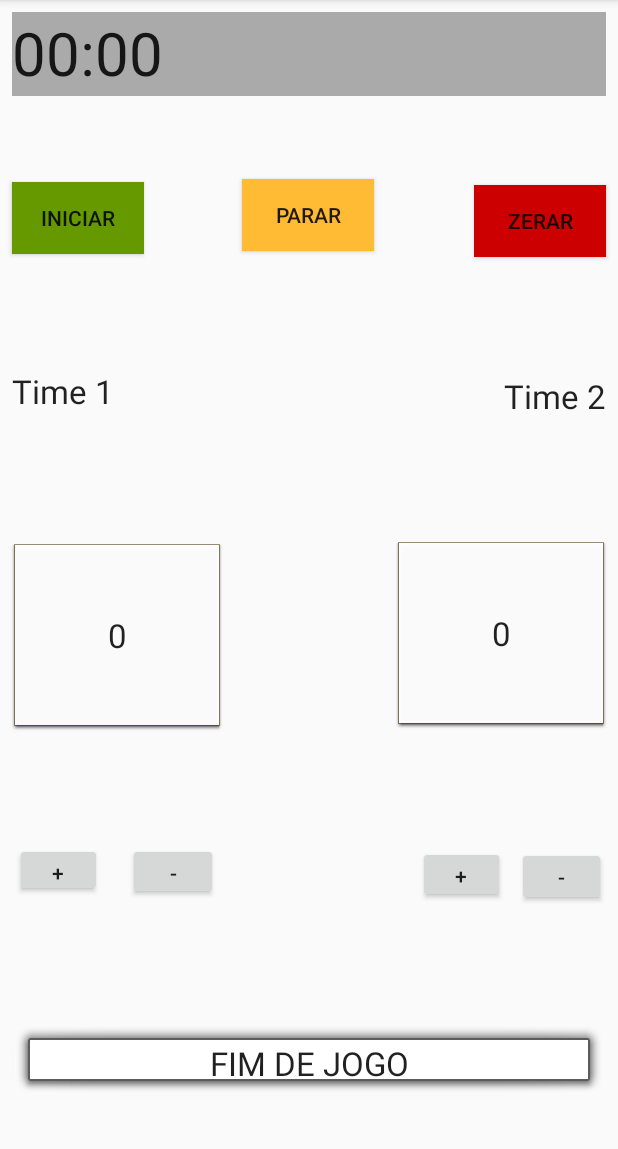
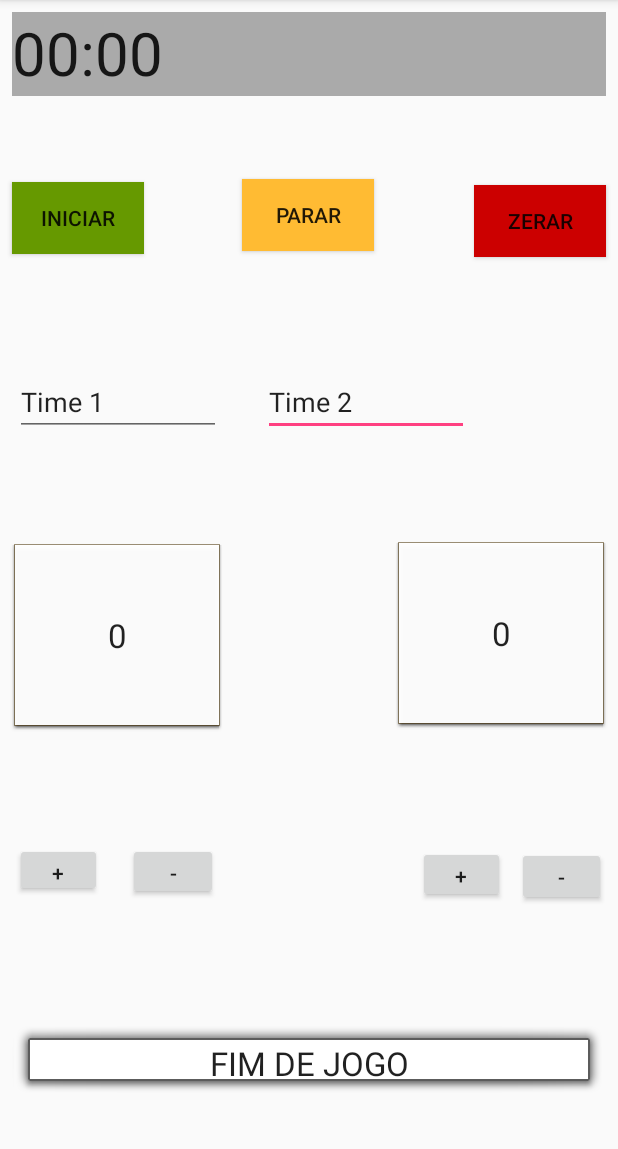
Before and after one commit to wagnermachado/MeuFut-LP2, an Android app: the Cronometro screen opened directly, with no data from a screen before it, on a phone screen of 412 x 824 dp, the part 84-1233 px from its top. Run offline under Robolectric (Android 15) with nearby library versions, the phone set to English and light mode, and no system bars.

Commit message:
Nome de time ok

```diff
--- a/app/src/main/java/com/example/alunos/meufut/CriaBanco.java
+++ b/app/src/main/java/com/example/alunos/meufut/CriaBanco.java
@@ -14,6 +14,9 @@ public class CriaBanco extends SQLiteOpenHelper {
     public static final String TABELA_PARTIDA = "PARTIDA";
     public static final String _IDPARTIDA = "_id";
     public static final String PLACAR = "placar";
+    public static final String NOMETIME1 = "nometime1";
+    public static final String NOMETIME2 = "nometime2";
+
     public static final String TIME1 = "time1";
     public static final String TIME2 = "time2";
 
@@ -25,6 +28,8 @@ public class CriaBanco extends SQLiteOpenHelper {
         String sql = "CREATE TABLE " + TABELA_PARTIDA + " ( "
                         + _IDPARTIDA + " integer primary key autoincrement, "
                         + PLACAR + " text, "
+                        + NOMETIME1 + " text, "
+                        + NOMETIME2 + " text, "
                         + TIME1 + " text, "
                         + TIME2 + " text, "
                         + DATA + " text ) ";
--- a/app/src/main/java/com/example/alunos/meufut/Cronometro.java
+++ b/app/src/main/java/com/example/alunos/meufut/Cronometro.java
@@ -7,6 +7,7 @@ import android.support.v7.app.AppCompatActivity;
 import android.view.View;
 import android.widget.Button;
 import android.widget.Chronometer;
+import android.widget.EditText;
 
 ;import java.util.ArrayList;
 
@@ -27,6 +28,7 @@ public class Cronometro extends AppCompatActivity{
     Button pla2;
     Button fim;
     Intent it;
+    EditText nomeTime1, nomeTime2;
 
     int gols1;
     int gols2;
@@ -61,6 +63,10 @@ public class Cronometro extends AppCompatActivity{
         pla1 = (Button) findViewById(R.id.plaTime1);
         pla2 = (Button) findViewById(R.id.plaTime2);
         fim = (Button) findViewById(R.id.btnFim);
+        nomeTime1 = (EditText) findViewById(R.id.insTime1);
+        nomeTime2 = (EditText) findViewById(R.id.insTime2);
+        nomeTime1.setText("Time 1");
+        nomeTime2.setText("Time 2");
 
         relogio.setBase(SystemClock.elapsedRealtime()); relogio.stop(); lastPause = SystemClock.elapsedRealtime();
 
@@ -125,8 +131,10 @@ public class Cronometro extends AppCompatActivity{
 
         fim.setOnClickListener(new Button.OnClickListener() {
             public void onClick(View v) {
-                it.putParcelableArrayListExtra("time1", time1);
-                it.putParcelableArrayListExtra("time2", time2);
+                it.putExtra("nome1", nomeTime1.getText().toString());
+                it.putExtra("nome2", nomeTime2.getText().toString());
+                it.putExtra("time1", time1);
+                it.putExtra("time2", time2);
                 it.putExtra("gols1", gols1);
                 it.putExtra("gols2", gols2);
                 startActivity(it);
--- a/app/src/main/res/layout/activity_cronometro.xml
+++ b/app/src/main/res/layout/activity_cronometro.xml
@@ -177,25 +177,6 @@
         app:layout_constraintLeft_toLeftOf="parent"
         app:layout_constraintHorizontal_bias="0.181" />
 
-    <TextView
-        android:id="@+id/txtTime1"
-        android:layout_width="wrap_content"
-        android:layout_height="wrap_content"
-        android:layout_marginEnd="169dp"
-        android:text="Time 1"
-        android:textAppearance="@style/TextAppearance.AppCompat.Large"
-        android:layout_marginStart="8dp"
-        app:layout_constraintRight_toLeftOf="@+id/txtTime2"
-        android:layout_marginRight="8dp"
-        android:layout_marginLeft="8dp"
-        app:layout_constraintLeft_toLeftOf="parent"
-        app:layout_constraintTop_toTopOf="parent"
-        android:layout_marginTop="8dp"
-        app:layout_constraintBottom_toBottomOf="parent"
-        android:layout_marginBottom="8dp"
-        app:layout_constraintHorizontal_bias="0.0"
-        app:layout_constraintVertical_bias="0.329" />
-
     <Button
         android:id="@+id/btnFim"
         android:layout_width="0dp"
@@ -214,27 +195,6 @@
         app:layout_constraintTop_toTopOf="parent"
         app:layout_constraintVertical_bias="0.953" />
 
-    <TextView
-        android:id="@+id/txtTime2"
-        android:layout_width="wrap_content"
-        android:layout_height="wrap_content"
-        android:layout_column="28"
-        android:layout_marginBottom="8dp"
-        android:layout_marginEnd="8dp"
-        android:layout_marginLeft="8dp"
-        android:layout_marginRight="8dp"
-        android:layout_marginStart="8dp"
-        android:layout_marginTop="8dp"
-        android:layout_row="0"
-        android:text="Time 2"
-        android:textAppearance="@style/TextAppearance.AppCompat.Large"
-        app:layout_constraintBottom_toBottomOf="parent"
-        app:layout_constraintHorizontal_bias="1.0"
-        app:layout_constraintLeft_toLeftOf="parent"
-        app:layout_constraintRight_toRightOf="parent"
-        app:layout_constraintTop_toTopOf="@+id/btnBlank"
-        app:layout_constraintVertical_bias="0.197" />
-
     <Button
         android:id="@+id/btnCancela2"
         android:layout_width="59dp"
@@ -249,4 +209,38 @@
         android:layout_marginBottom="8dp"
         app:layout_constraintVertical_bias="0.781" />
 
+    <EditText
+        android:id="@+id/insTime2"
+        android:layout_width="137dp"
+        android:layout_height="42dp"
+        android:layout_marginBottom="8dp"
+        android:layout_marginLeft="175dp"
+        android:layout_marginRight="8dp"
+        android:layout_marginTop="8dp"
+        android:ems="10"
+        android:inputType="textPersonName"
+        app:layout_constraintBottom_toBottomOf="parent"
+        app:layout_constraintHorizontal_bias="0.0"
+        app:layout_constraintLeft_toLeftOf="parent"
+        app:layout_constraintRight_toRightOf="parent"
+        app:layout_constraintTop_toTopOf="parent"
+        app:layout_constraintVertical_bias="0.339" />
+
+    <EditText
+        android:id="@+id/insTime1"
+        android:layout_width="137dp"
+        android:layout_height="42dp"
+        android:layout_marginBottom="8dp"
+        android:layout_marginLeft="8dp"
+        android:layout_marginRight="8dp"
+        android:layout_marginTop="8dp"
+        android:ems="10"
+        android:inputType="textPersonName"
+        app:layout_constraintBottom_toBottomOf="parent"
+        app:layout_constraintHorizontal_bias="0.09"
+        app:layout_constraintLeft_toLeftOf="parent"
+        app:layout_constraintRight_toLeftOf="@+id/insTime2"
+        app:layout_constraintTop_toTopOf="parent"
+        app:layout_constraintVertical_bias="0.339" />
+
 </android.support.constraint.ConstraintLayout>
```
Also changed, not shown: app/src/main/java/com/example/alunos/meufut/FimDeJogo.java (+10 -2 lines), app/src/main/java/com/example/alunos/meufut/NormalActivity.java (added, +43 -0 lines), app/src/main/res/layout/activity_normal.xml (added, +153 -0 lines), 12 other files.
